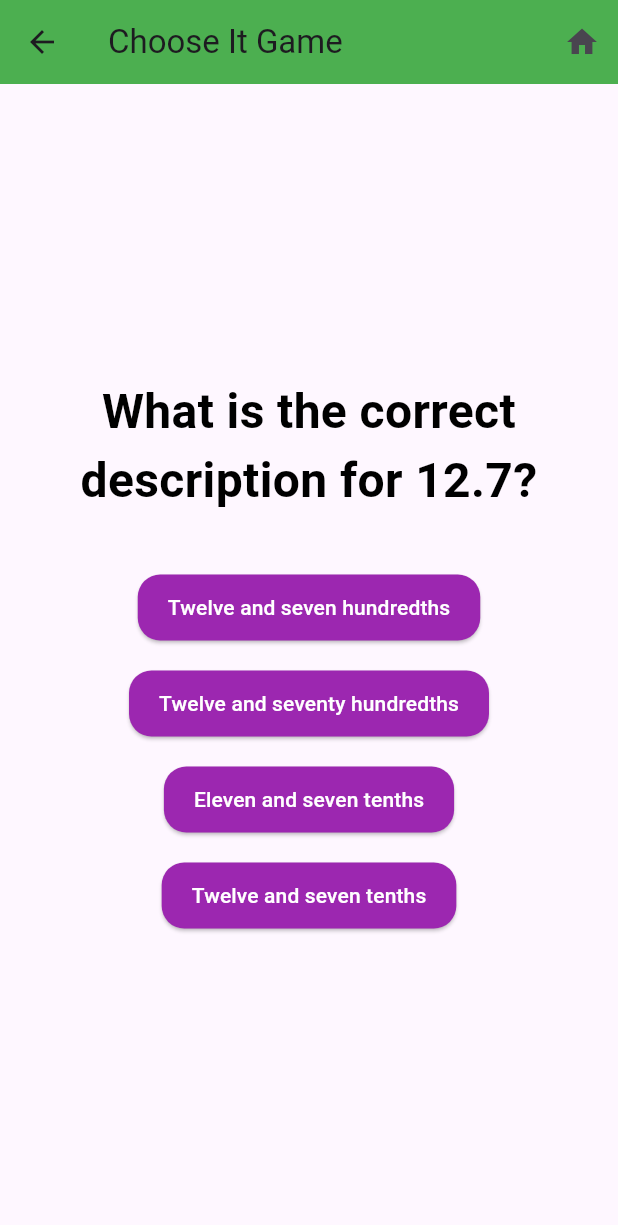
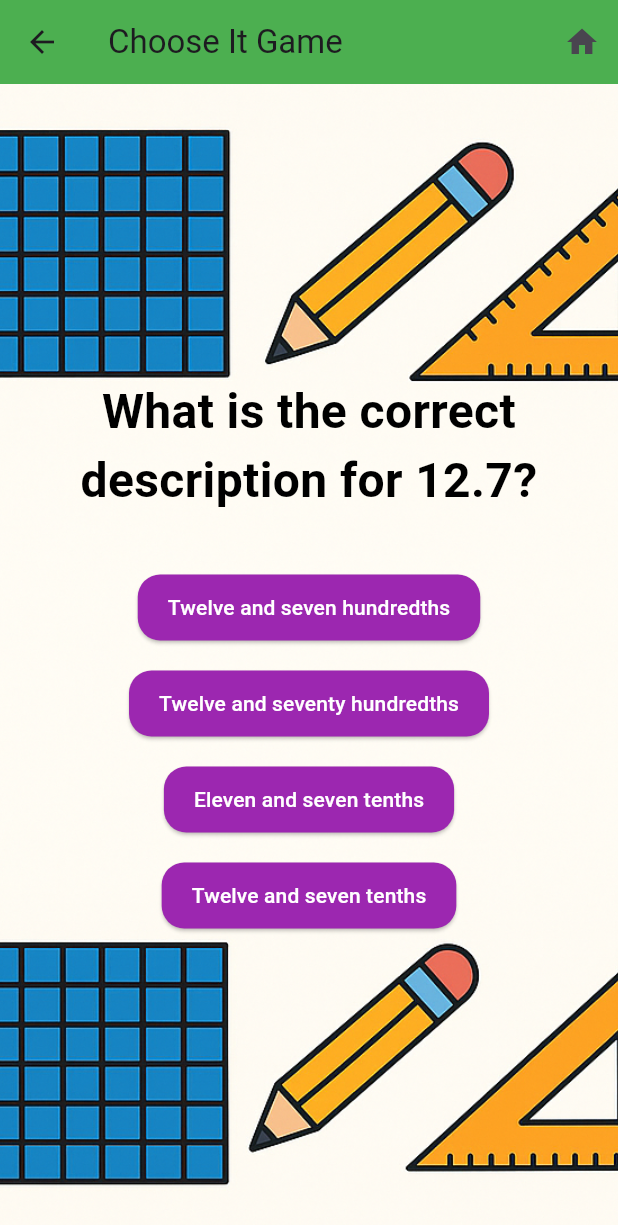
Before and after one commit to ManasaMadiraju/Decimals, a Flutter app: the ChooseItGameScreen screen opened directly, on a phone screen of 412 x 824 dp. Shown: the top 1225 px of the screen. Run offline on Flutter 3.47's test engine with Material 3 defaults, Android fonts, the phone set to English and light mode, and no system bars; our stand-ins replace audioplayers, flutter_tts.

Commit message:
Added modification to the UI

```diff
--- a/lib/screens/ChooseItGameScreen.dart
+++ b/lib/screens/ChooseItGameScreen.dart
@@ -169,6 +169,7 @@ class _ChooseItGameScreenState extends State<ChooseItGameScreen> {
   Widget build(BuildContext context) {
     String question = questions[currentQuestionIndex]['number'].toString();
     String correctAnswer = questions[currentQuestionIndex]['description'];
+    final screenWidth = MediaQuery.of(context).size.width;
 
     return Scaffold(
       appBar: AppBar(
@@ -187,11 +188,21 @@ class _ChooseItGameScreenState extends State<ChooseItGameScreen> {
           ),
         ],
       ),
-      body: Center(
+      body: Stack(
+        children: [
+      Positioned.fill(
+      child: Image.asset(
+      screenWidth > 1200
+      ?
+      'assets/matchitbackground.png': 'assets/top2.png',
+        fit: screenWidth>1200? BoxFit.cover: BoxFit.cover,
+      ),
+    ),
+    Center(
         child: Padding(
-          padding: const EdgeInsets.all(16.0),
+          padding: const EdgeInsets.only(left: 16.0, right: 16.0),
           child: Column(
-            mainAxisAlignment: MainAxisAlignment.center, // Center content vertically
+            mainAxisAlignment: MainAxisAlignment.center,
             crossAxisAlignment: CrossAxisAlignment.center,
             children: [
               Text(
@@ -240,6 +251,8 @@ class _ChooseItGameScreenState extends State<ChooseItGameScreen> {
           ),
         ),
       ),
+    ],
+      ),
     );
   }
 }
--- a/pubspec.yaml
+++ b/pubspec.yaml
@@ -39,6 +39,8 @@ flutter:
     - assets/play.jpg
     - assets/matchitbackground.png
     - assets/b2.png
+    - assets/l2.png
+    - assets/top2.png
 
   #  - images/a_dot_ham.jpeg
   # fonts:
```
Also changed, not shown: lib/screens/PlaceValueScreenState1.dart (+12 -1 lines), lib/screens/treasurehunt.dart (+15 -3 lines), assets/l2.png (added), assets/top2.png (added), 3 other files.
